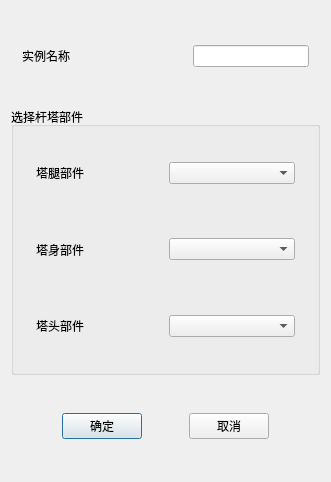
Shixuku/Tower-Visual, file TW/Tower_Assembly.ui: the form before one commit.
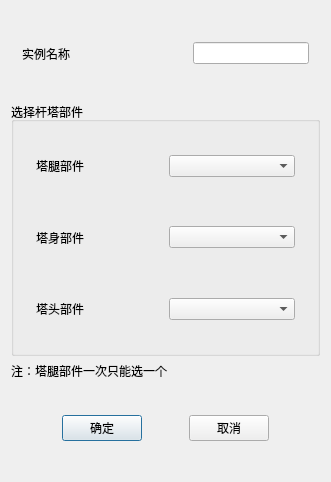
The form after the commit. Custom widgets are drawn as their Qt base class.

The edit to the form file:
```diff
--- a/TW/Tower_Assembly.ui
+++ b/TW/Tower_Assembly.ui
@@ -13,7 +13,7 @@
   <property name="windowTitle">
    <string>生成杆塔实例</string>
   </property>
-  <layout class="QVBoxLayout" name="verticalLayout_3" stretch="1,3,1">
+  <layout class="QVBoxLayout" name="verticalLayout_3" stretch="1,3,0,1">
    <item>
     <widget class="QWidget" name="widget_10" native="true">
      <layout class="QHBoxLayout" name="horizontalLayout_5">
@@ -100,6 +100,13 @@
      </layout>
     </widget>
    </item>
+   <item>
+    <widget class="QLabel" name="label_4">
+     <property name="text">
+      <string>注：塔腿部件一次只能选一个</string>
+     </property>
+    </widget>
+   </item>
    <item>
     <widget class="QWidget" name="widget" native="true">
      <layout class="QHBoxLayout" name="horizontalLayout">
```
